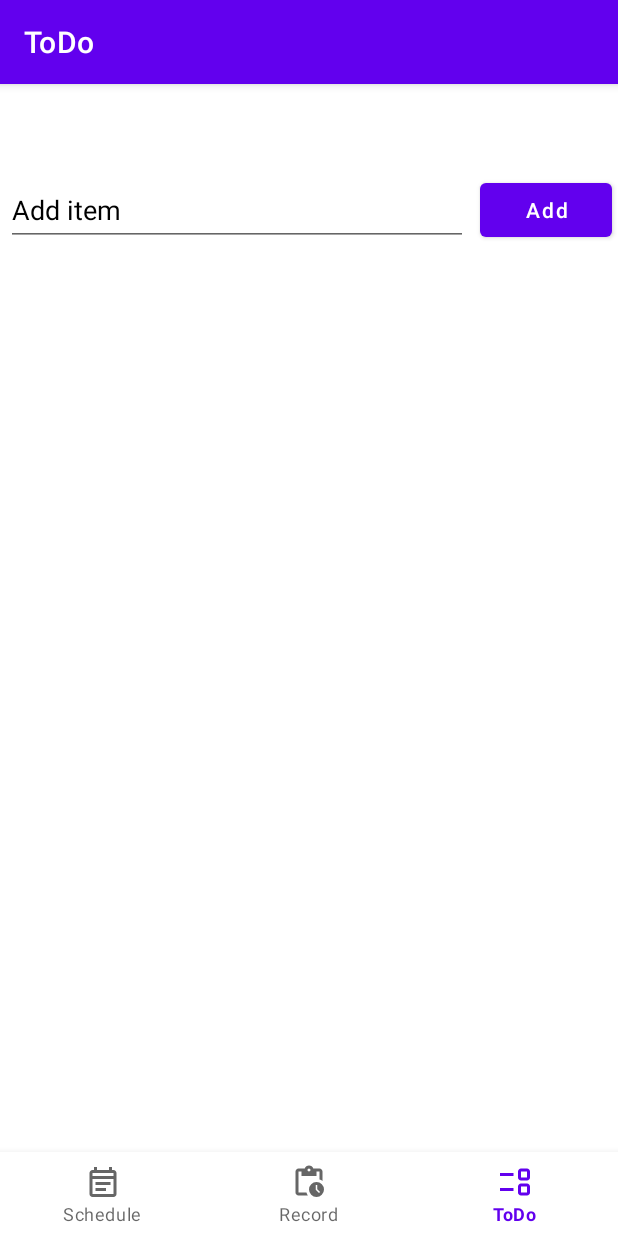
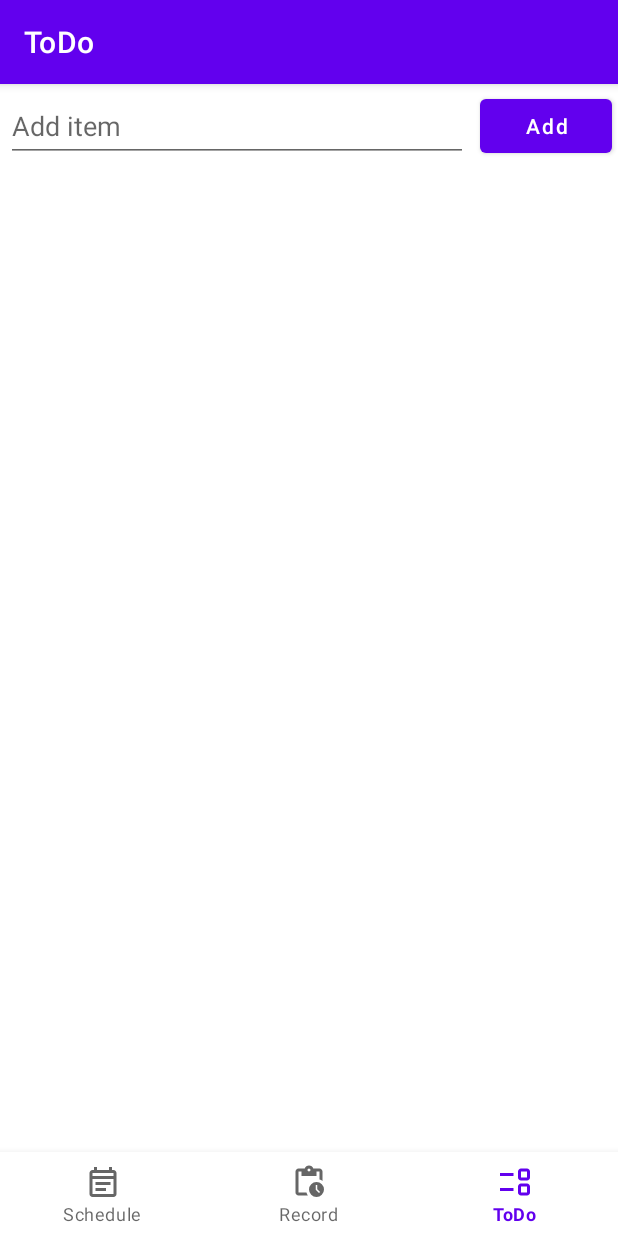
Before and after one commit to iting0321/NCKU-Java-Project, an Android app: the NotificationsFragment screen opened through its navigation route, on a phone screen of 412 x 824 dp. Run offline under Robolectric (Android 15) with nearby library versions, the phone set to English and light mode, and no system bars; our stand-ins replace Room's generated code, navigation-ui; libraries missing offline, so code that uses them is left out: com.facebook.stetho, com.rmondjone.locktableview, com.rmondjone.xrecyclerview; 22 statements that could not run were skipped.

Commit message:
fine-tuning

```diff
--- a/app/src/main/java/com/example/project_ui/MainActivity.java
+++ b/app/src/main/java/com/example/project_ui/MainActivity.java
@@ -25,9 +25,6 @@ public class MainActivity extends AppCompatActivity {
     protected void onCreate(Bundle savedInstanceState) {
         super.onCreate(savedInstanceState);
 
-        // Stetho Init    // delete
-        // Stetho.initializeWithDefaults(this);
-
         binding = ActivityMainBinding.inflate(getLayoutInflater());
         setContentView(binding.getRoot());
 
--- a/app/src/main/res/layout/activity_main.xml
+++ b/app/src/main/res/layout/activity_main.xml
@@ -3,8 +3,7 @@
     xmlns:app="http://schemas.android.com/apk/res-auto"
     android:id="@+id/container"
     android:layout_width="match_parent"
-    android:layout_height="match_parent"
-    android:paddingTop="?attr/actionBarSize">
+    android:layout_height="match_parent">
 
     <com.google.android.material.bottomnavigation.BottomNavigationView
         android:id="@+id/nav_view"
--- a/app/src/main/res/layout/fragment_notifications.xml
+++ b/app/src/main/res/layout/fragment_notifications.xml
@@ -15,8 +15,7 @@
         android:layout_margin="4dp"
         android:layout_toStartOf="@id/idBtnAdd"
         android:hint="Add item"
-        android:minHeight="48dp"
-        android:textColorHint="@color/black" />
+        android:minHeight="48dp"/>
     <Button
         android:id="@+id/idBtnAdd"
         android:layout_width="wrap_content"
```
